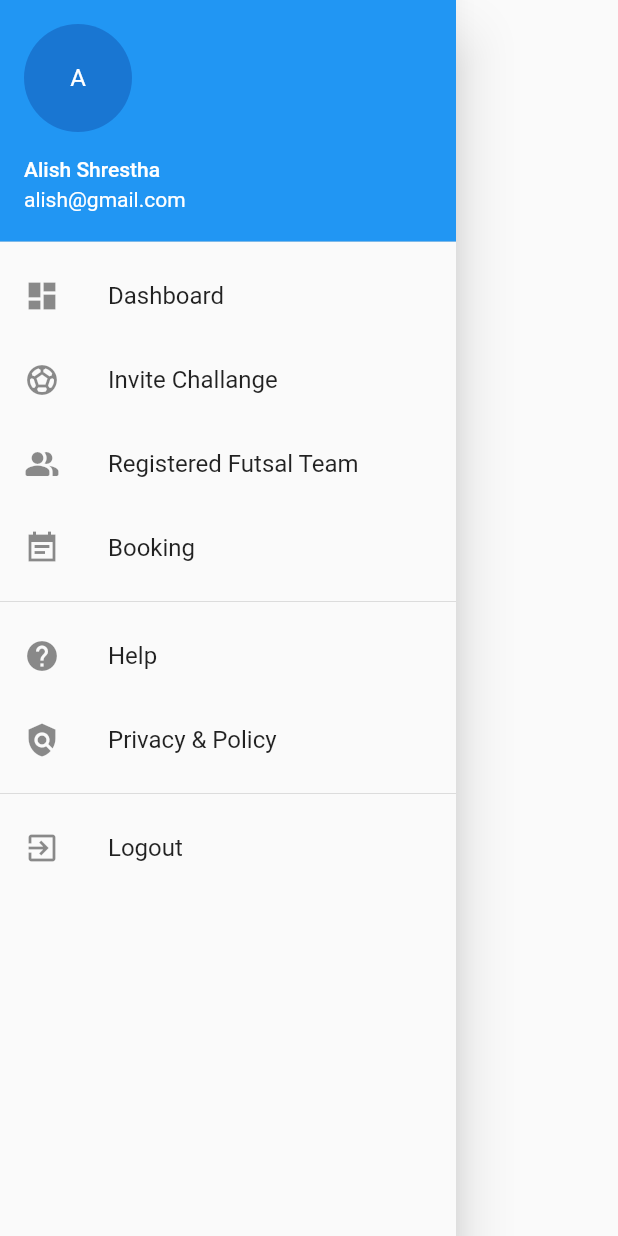
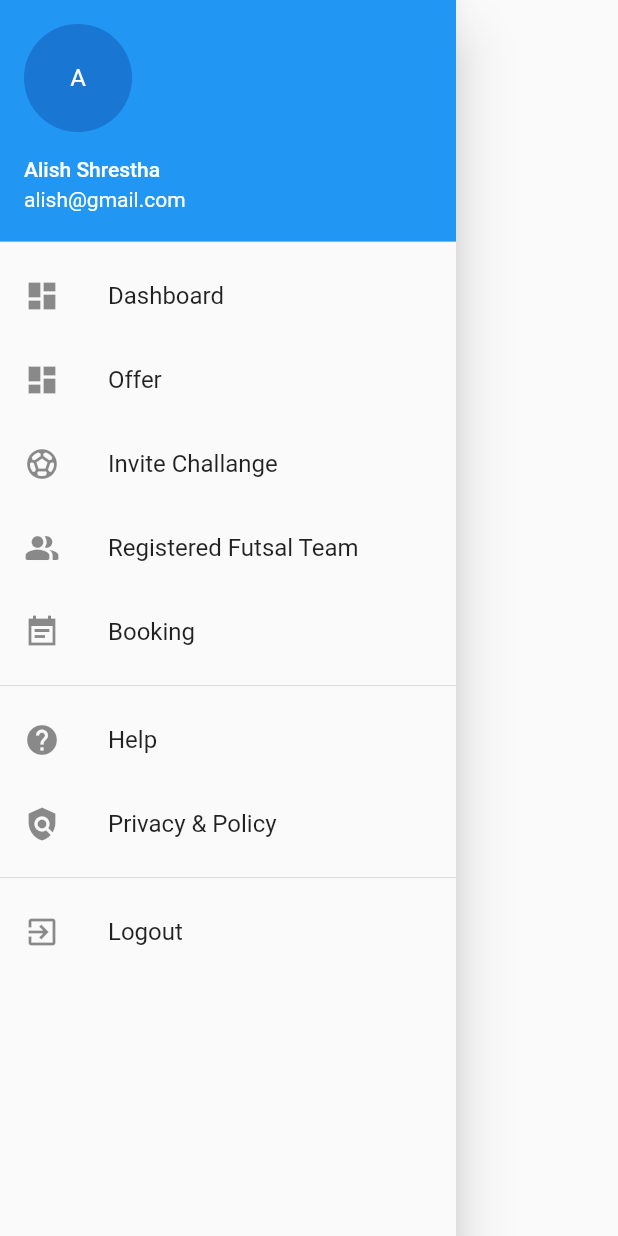
Before and after one commit to codeit-np/futsal_app, a Flutter app: what myDrawer() shows on an empty page, opened directly, on a phone screen of 412 x 824 dp. Run offline on Flutter 3.47's test engine with Material 2 defaults, Android fonts, the phone set to English and light mode, and no system bars; network calls fail.

Commit message:
offer added

```diff
--- a/lib/component/drawer.dart
+++ b/lib/component/drawer.dart
@@ -1,6 +1,6 @@
 import 'package:flutter/material.dart';
 
-Widget myDrawer() {
+Widget myDrawer(context) {
   return Drawer(
     child: ListView(
       children: [
@@ -14,6 +14,13 @@ Widget myDrawer() {
         ListTile(
           leading: Icon(Icons.dashboard),
           title: Text("Dashboard"),
+        ),
+        ListTile(
+          onTap: () {
+            Navigator.pushNamed(context, 'offer');
+          },
+          leading: Icon(Icons.dashboard),
+          title: Text("Offer"),
         ),
         ListTile(
           leading: Icon(Icons.sports_soccer_outlined),
--- a/lib/main.dart
+++ b/lib/main.dart
@@ -2,6 +2,7 @@ import 'package:flutter/material.dart';
 import 'package:futsal_app/pages/dashboard.dart';
 import 'package:futsal_app/pages/events.dart';
 import 'package:futsal_app/pages/login.dart';
+import 'package:futsal_app/pages/offer.dart';
 import 'package:futsal_app/pages/register.dart';
 import 'package:futsal_app/pages/splash.dart';
 
@@ -24,7 +25,8 @@ class MyApp extends StatelessWidget {
         'login': (context) => LoginScreen(),
         'register': (context) => RegisterScreen(),
         'dashboard': (context) => DashboardScreen(),
-        'event': (context) => EventScreen()
+        'event': (context) => EventScreen(),
+        'offer': (context) => OfferScreen(),
       },
     );
   }
--- a/lib/pages/dashboard.dart
+++ b/lib/pages/dashboard.dart
@@ -21,7 +21,7 @@ class _DashboardScreenState extends State<DashboardScreen> {
   @override
   Widget build(BuildContext context) {
     return Scaffold(
-      drawer: myDrawer(),
+      drawer: myDrawer(context),
       appBar: AppBar(
         title: Text("Big Foot"),
       ),
```
Also changed, not shown: lib/pages/offer.dart (added, +71 -0 lines).
